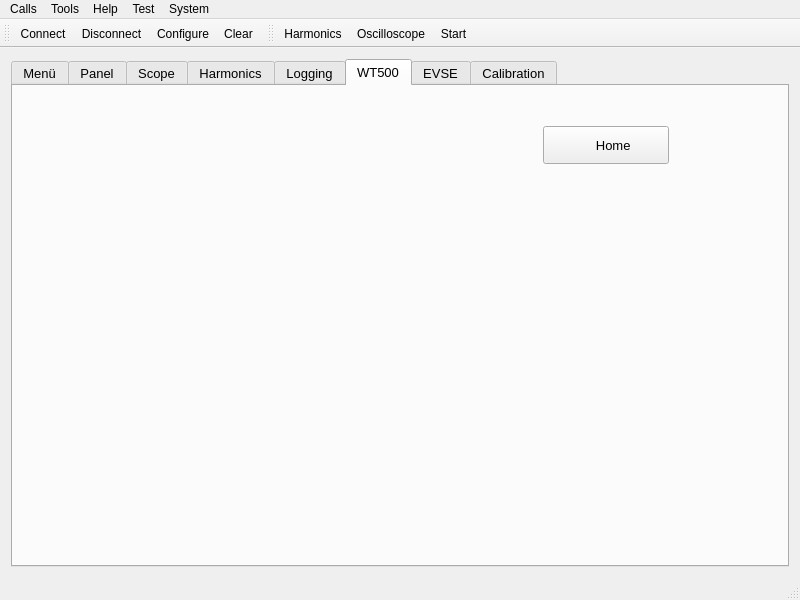
Before: the Qt Designer form PowerLAB/gui/mainwindow.ui in NilsMinor/PSOM-Connect, drawn with Qt 5.
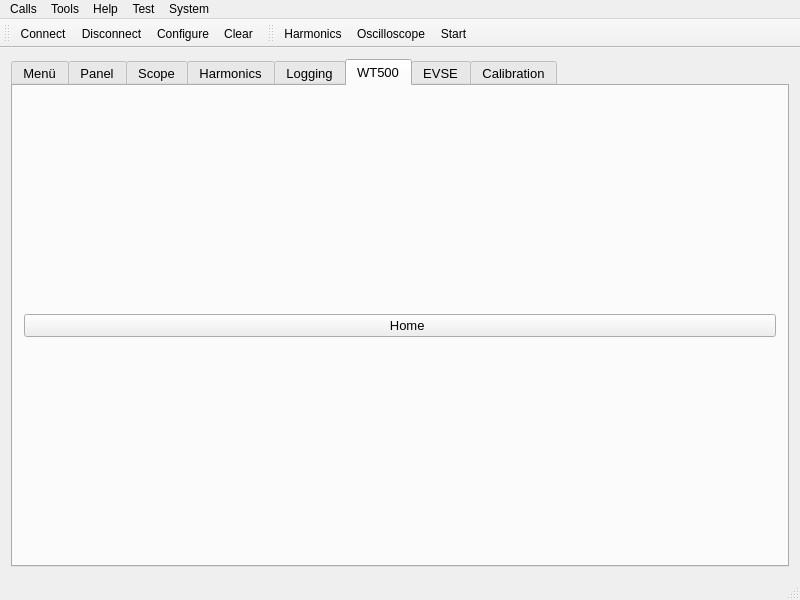
After: the same form once the commit is applied. The open tabs and pages were chosen to show the change. Icons and pictures are not drawn.

Patch:
```diff
--- a/PowerLAB/gui/mainwindow.ui
+++ b/PowerLAB/gui/mainwindow.ui
@@ -1370,15 +1370,12 @@
        <attribute name="title">
         <string>WT500</string>
        </attribute>
+       <layout class="QVBoxLayout" name="verticalLayout_6">
+        <item>
+         <layout class="QVBoxLayout" name="wt500Layout"/>
+        </item>
+        <item>
        <widget class="QPushButton" name="pushButtonQWT500Home">
-        <property name="geometry">
-         <rect>
-          <x>530</x>
-          <y>40</y>
-          <width>126</width>
-          <height>38</height>
-         </rect>
-        </property>
         <property name="minimumSize">
          <size>
           <width>0</width>
@@ -1399,6 +1396,8 @@
          </size>
         </property>
        </widget>
+        </item>
+       </layout>
       </widget>
       <widget class="QWidget" name="tabEVSE">
        <attribute name="title">
```
Left out of the diff: 10 changed lines with no effect on the pictures. Lines whose indentation alone changed are shown as unchanged.
